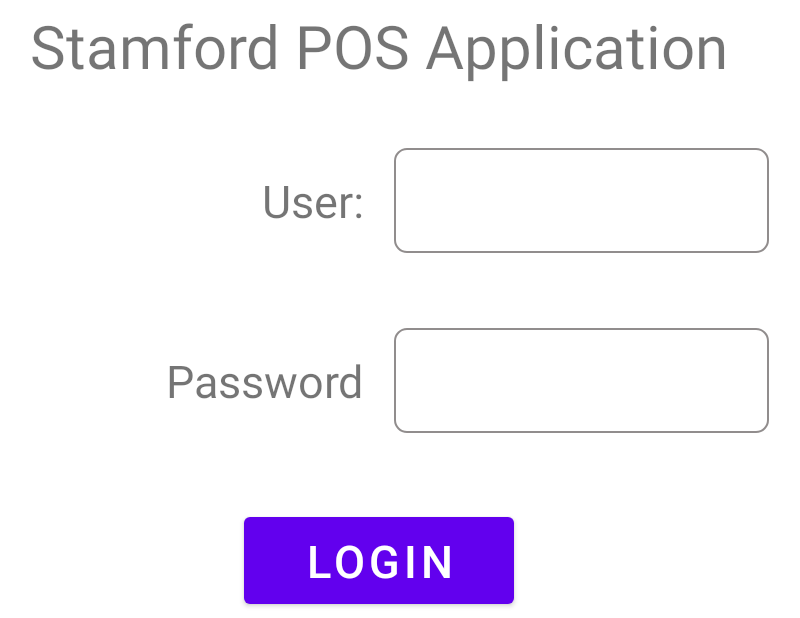
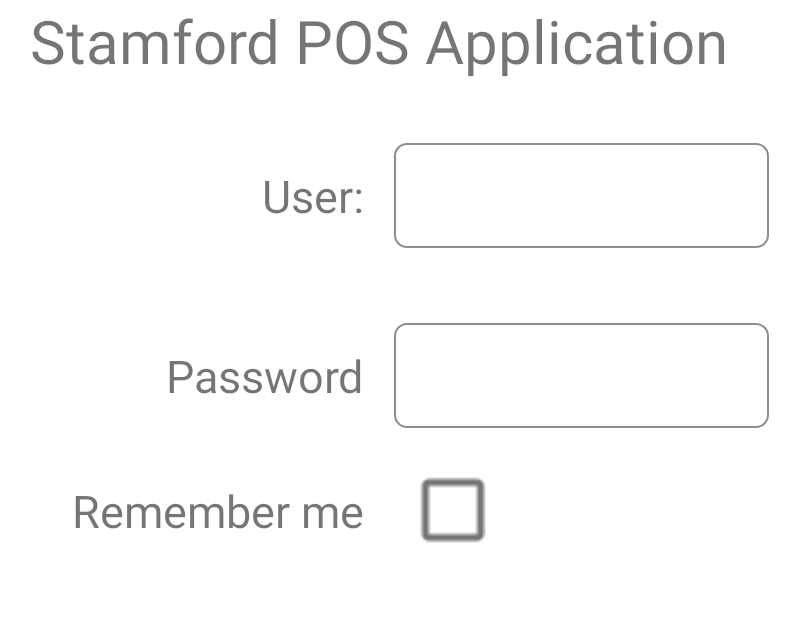
Before and after one commit to mirzasharmin1/posapplication-android, an Android app: the screen it shows after launch (MainActivity), on a phone screen of 824 x 412 dp (held sideways). Shown: the whole screen, without its empty margins (239-1039 px from the left). Run offline under Robolectric (Android 15) with nearby library versions, the phone set to English and light mode, and no system bars; our stand-ins replace Dagger/Hilt's generated code, Timber, data binding.

Commit message:
Handled remember me

```diff
--- /dev/null
+++ b/app/src/main/java/com/sharmin/posapplication/repositories/SharedPrefRepository.kt
@@ -0,0 +1,45 @@
+package com.sharmin.posapplication.repositories
+
+import android.content.Context
+import android.content.SharedPreferences
+import dagger.hilt.android.qualifiers.ApplicationContext
+import javax.inject.Inject
+import javax.inject.Singleton
+
+@Singleton
+class SharedPrefRepository @Inject constructor(@ApplicationContext context : Context) {
+
+    private val sharedPref: SharedPreferences = context.getSharedPreferences(SHARED_PREF_NAME, Context.MODE_PRIVATE)
+
+    fun store(key: String, value: String) {
+        with (sharedPref.edit()) {
+            putString(key, value)
+            apply()
+        }
+    }
+
+    fun store(key: String, value: Boolean) {
+        with (sharedPref.edit()) {
+            putBoolean(key, value)
+            apply()
+        }
+    }
+
+    fun getBoolean(key: String): Boolean? {
+        if (!sharedPref.contains(key)) return null
+        return sharedPref.getBoolean(key, false)
+    }
+
+    fun getString(key: String): String? {
+        if (!sharedPref.contains(key)) return null
+        return sharedPref.getString(key, "")
+    }
+
+    companion object {
+
+        const val SHARED_PREF_NAME = "local_settings_storage"
+        const val KEY_USERNAME = "KEY_USERNAME"
+        const val KEY_PASSWORD = "KEY_PASSWORD"
+        const val KEY_REMEMBER = "KEY_REMEMBER"
+    }
+}
--- a/app/src/main/java/com/sharmin/posapplication/screens/main/MainActivity.kt
+++ b/app/src/main/java/com/sharmin/posapplication/screens/main/MainActivity.kt
@@ -3,66 +3,51 @@ package com.sharmin.posapplication.screens.main
 import android.content.Intent
 import androidx.appcompat.app.AppCompatActivity
 import android.os.Bundle
-import android.os.Handler
-import android.view.MotionEvent
-import android.view.View
-import android.widget.Button
-import android.widget.EditText
-import android.widget.TextView
-import android.widget.Toast
 import androidx.activity.viewModels
-import com.sharmin.posapplication.R
-import com.sharmin.posapplication.repositories.ProductRepository
+import com.sharmin.posapplication.databinding.ActivityMainBinding
 import com.sharmin.posapplication.screens.order.OrderActivity
 import com.sharmin.posapplication.screens.settings.SettingActivity
 import dagger.hilt.android.AndroidEntryPoint
-import timber.log.Timber
 
 @AndroidEntryPoint
 class MainActivity : AppCompatActivity() {
 
+    private lateinit var binding: ActivityMainBinding
     val viewModel: MainViewModel by viewModels()
 
     override fun onCreate(savedInstanceState: Bundle?) {
         super.onCreate(savedInstanceState)
-        setContentView(R.layout.activity_main)
+        binding = ActivityMainBinding.inflate(layoutInflater)
+        setContentView(binding.root)
         setListeners()
-
-        viewModel.products.observe(this, {
-            Timber.d("PRODUCTS $it")
-        })
     }
 
     private fun setListeners() {
-        val headlineTextView = findViewById<TextView>(R.id.headline)
-        val userInput = findViewById<EditText>(R.id.userInput)
-        val passwordInput = findViewById<EditText>(R.id.passwordInput)
-        val button = findViewById<Button>(R.id.submitBtn)
 
-        headlineTextView.setCustomLongClickListener(6000) {
+        binding.headline.setOnLongClickListener {
             navigateToSettingActivity()
+            true
         }
 
-        button.setOnClickListener {
-            //showToastMessage()
+        binding.submitBtn.setOnClickListener {
+            viewModel.handleRememberMe(binding.userInput.text.toString(), binding.passwordInput.text.toString())
             navigateToOrderActivity()
         }
-    }
 
-    fun View.setCustomLongClickListener(clickDuration: Long, listener: () -> Unit) {
-        setOnTouchListener(object : View.OnTouchListener {
+        binding.rememberMeCheckbox.setOnCheckedChangeListener { _, isChecked ->
+            viewModel.setRememberMe(isChecked)
+        }
 
-            private val longClickDuration = clickDuration
-            private val handler = Handler()
+        viewModel.userNameLiveData.observe(this, {
+            binding.userInput.setText(it)
+        })
 
-            override fun onTouch(v: View?, event: MotionEvent?): Boolean {
-                if (event?.action == MotionEvent.ACTION_DOWN) {
-                    handler.postDelayed({ listener.invoke() }, longClickDuration)
-                } else if (event?.action == MotionEvent.ACTION_UP) {
-                    handler.removeCallbacksAndMessages(null)
-                }
-                return true
-            }
+        viewModel.passwordLiveData.observe(this, {
+            binding.passwordInput.setText(it)
+        })
+
+        viewModel.rememberMeLiveData.observe(this, {
+            binding.rememberMeCheckbox.isChecked = it
         })
     }
 
@@ -73,9 +58,4 @@ class MainActivity : AppCompatActivity() {
     private fun navigateToOrderActivity() {
         startActivity(Intent(this, OrderActivity::class.java))
     }
-
-    private fun showToastMessage() {
-        val msg = "Sharmin has clicked the login button"
-        Toast.makeText(this, msg, Toast.LENGTH_LONG).show()
-    }
 }
--- a/app/src/main/java/com/sharmin/posapplication/screens/main/MainViewModel.kt
+++ b/app/src/main/java/com/sharmin/posapplication/screens/main/MainViewModel.kt
@@ -1,20 +1,45 @@
 package com.sharmin.posapplication.screens.main
 
-import androidx.lifecycle.LiveData
+import androidx.lifecycle.MutableLiveData
 import androidx.lifecycle.ViewModel
-import androidx.lifecycle.viewModelScope
-import com.sharmin.posapplication.db.models.Product
-import com.sharmin.posapplication.repositories.ProductRepository
+import com.sharmin.posapplication.repositories.SharedPrefRepository
 import dagger.hilt.android.lifecycle.HiltViewModel
-import kotlinx.coroutines.Dispatchers
-import kotlinx.coroutines.launch
-import kotlinx.coroutines.withContext
-import timber.log.Timber
 import javax.inject.Inject
 
 @HiltViewModel
-class MainViewModel @Inject constructor(val productRepository: ProductRepository) : ViewModel() {
+class MainViewModel @Inject constructor(val sharedPrefRepository: SharedPrefRepository) : ViewModel() {
 
-    val products: LiveData<List<Product>>
-        get() = productRepository.getProducts()
+    val userNameLiveData: MutableLiveData<String> = MutableLiveData("")
+    val passwordLiveData: MutableLiveData<String> = MutableLiveData("")
+    val rememberMeLiveData: MutableLiveData<Boolean> = MutableLiveData(false)
+
+    init {
+        retrieveUsernamePassword()
+    }
+
+    fun setRememberMe(rememberMe: Boolean) {
+        sharedPrefRepository.store(SharedPrefRepository.KEY_REMEMBER, rememberMe)
+    }
+
+    fun handleRememberMe(userName: String, password: String) {
+        val rememberMeEnabled = sharedPrefRepository.getBoolean(SharedPrefRepository.KEY_REMEMBER) ?: return
+
+        if (rememberMeEnabled) {
+            sharedPrefRepository.store(SharedPrefRepository.KEY_USERNAME, userName)
+            sharedPrefRepository.store(SharedPrefRepository.KEY_PASSWORD, password)
+        }
+    }
+
+    private fun retrieveUsernamePassword() {
+        val rememberMeEnabled = sharedPrefRepository.getBoolean(SharedPrefRepository.KEY_REMEMBER) ?: return
+
+        if (rememberMeEnabled) {
+            val userName = sharedPrefRepository.getString(SharedPrefRepository.KEY_USERNAME)
+            val password = sharedPrefRepository.getString(SharedPrefRepository.KEY_PASSWORD)
+            userNameLiveData.value = userName
+            passwordLiveData.value = password
+        }
+
+        rememberMeLiveData.value = rememberMeEnabled
+    }
 }
--- a/app/src/main/res/layout/activity_main.xml
+++ b/app/src/main/res/layout/activity_main.xml
@@ -1,7 +1,10 @@
 <?xml version="1.0" encoding="utf-8"?>
+
+<layout
+    xmlns:android="http://schemas.android.com/apk/res/android"
+    xmlns:app="http://schemas.android.com/apk/res-auto">
+
     <androidx.constraintlayout.widget.ConstraintLayout
-    xmlns:android="http://schemas.android.com/apk/res/android"
-    xmlns:app="http://schemas.android.com/apk/res-auto"
         xmlns:tools="http://schemas.android.com/tools"
         android:layout_width="match_parent"
         android:layout_height="match_parent"
@@ -89,6 +92,36 @@
                 app:layout_constraintTop_toTopOf="@+id/passwordGuideline"
                 app:layout_constraintBottom_toBottomOf="@+id/passwordGuideline" />
 
+            <androidx.constraintlayout.widget.Guideline
+                android:id="@+id/rememberMeGuideline"
+                android:layout_width="wrap_content"
+                android:layout_height="wrap_content"
+                android:orientation="horizontal"
+                app:layout_constraintGuide_begin="@dimen/remember_me_guideline_begin"
+                app:layout_constraintTop_toBottomOf="@id/headline" />
+
+            <TextView
+                android:id="@+id/rememberMeLabel"
+                android:layout_width="wrap_content"
+                android:layout_height="wrap_content"
+                android:textSize="@dimen/label_text_size"
+                android:layout_marginEnd="10dp"
+                app:layout_constraintEnd_toEndOf="@+id/guideline"
+                app:layout_constraintTop_toTopOf="@+id/rememberMeGuideline"
+                app:layout_constraintBottom_toBottomOf="@+id/rememberMeGuideline"
+                android:text="@string/remember_me_label" />
+
+            <CheckBox
+                android:id="@+id/rememberMeCheckbox"
+                android:layout_width="wrap_content"
+                android:layout_height="wrap_content"
+                android:scaleX="2.3"
+                android:scaleY="2.3"
+                android:layout_marginStart="25dp"
+                app:layout_constraintStart_toEndOf="@+id/guideline"
+                app:layout_constraintTop_toTopOf="@+id/rememberMeGuideline"
+                app:layout_constraintBottom_toBottomOf="@+id/rememberMeGuideline" />
+
             <Button
                 android:id="@+id/submitBtn"
                 android:layout_width="@dimen/login_button_width"
@@ -97,9 +130,10 @@
                 android:textSize="@dimen/label_text_size"
                 app:layout_constraintStart_toStartOf="parent"
                 app:layout_constraintEnd_toEndOf="parent"
-            app:layout_constraintTop_toBottomOf="@id/passwordInput"
+                app:layout_constraintTop_toBottomOf="@id/rememberMeCheckbox"
                 android:text="@string/login_label" />
 
         </androidx.constraintlayout.widget.ConstraintLayout>
 
     </androidx.constraintlayout.widget.ConstraintLayout>
+</layout>
--- a/app/src/main/res/layout/fragment_cart_list.xml
+++ b/app/src/main/res/layout/fragment_cart_list.xml
@@ -14,6 +14,7 @@
             app:layoutManager="androidx.recyclerview.widget.LinearLayoutManager"
             android:layout_width="match_parent"
             android:layout_height="match_parent"
+            android:layout_marginVertical="@dimen/cart_list_margin_vertical"
             tools:listitem="@layout/item_order_cart_list"/>
     </androidx.constraintlayout.widget.ConstraintLayout>
 </layout>
--- a/app/src/main/res/layout/fragment_product_list.xml
+++ b/app/src/main/res/layout/fragment_product_list.xml
@@ -13,8 +13,8 @@
             android:id="@+id/recycler_view_product_list"
             android:layout_width="match_parent"
             android:layout_height="match_parent"
-            android:layout_marginHorizontal="10dp"
-            android:layout_marginBottom="15dp"
+            android:layout_marginHorizontal="@dimen/product_list_margin_horizontal"
+            android:layout_marginVertical="@dimen/product_list_margin_vertical"
             app:layoutManager="androidx.recyclerview.widget.LinearLayoutManager"
             tools:listitem="@layout/item_order_product_list" />
     </androidx.constraintlayout.widget.ConstraintLayout>
--- a/app/src/main/res/values/dimens.xml
+++ b/app/src/main/res/values/dimens.xml
@@ -37,4 +37,9 @@
     <dimen name="cart_item_margin_start">20dp</dimen>
     <dimen name="cart_item_text_size">20sp</dimen>
     <dimen name="total_price_text_size">30sp</dimen>
+    <dimen name="order_submit_btn_textsize">25sp</dimen>
+    <dimen name="cart_list_margin_vertical">10dp</dimen>
+    <dimen name="product_list_margin_vertical">15dp</dimen>
+    <dimen name="product_list_margin_horizontal">10dp</dimen>
+    <dimen name="remember_me_guideline_begin">340dp</dimen>
 </resources>
--- a/app/src/main/res/values/strings.xml
+++ b/app/src/main/res/values/strings.xml
@@ -25,4 +25,6 @@
     <!-- TODO: Remove or change this placeholder text -->
     <string name="hello_blank_fragment">Hello blank fragment</string>
     <string name="total_price_label">Total Price: </string>
+    <string name="submit_order_label">Submit Order</string>
+    <string name="remember_me_label">Remember me</string>
 </resources>
```
Also changed, not shown: app/src/main/res/layout/activity_order_placement.xml (+25 -30 lines). Lines whose indentation alone changed are shown as unchanged.
